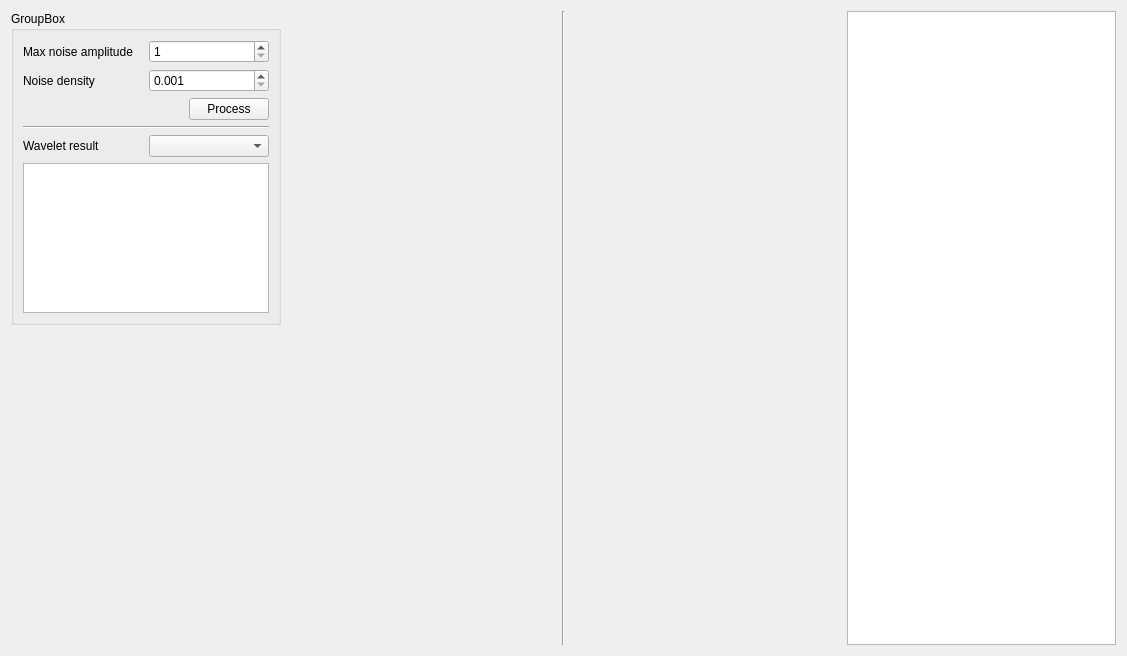
Above: src/AnalyzerWidget.ui from SergShtelmakh/NoiseReduction before the change. Below: the same form after it.
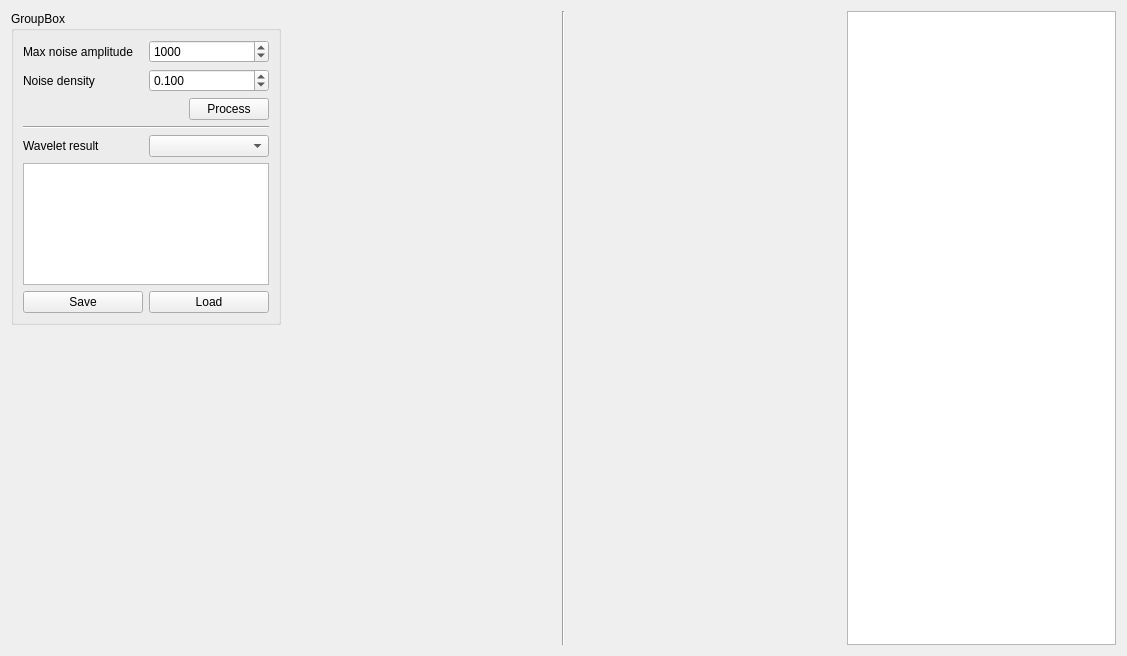
That is the form after the change. Custom widgets are drawn as their Qt base class.

Commit message: Implemented save/load analyzer data

Patch:
```diff
--- a/src/AnalyzerWidget.ui
+++ b/src/AnalyzerWidget.ui
@@ -39,6 +39,9 @@
             <property name="maximum">
              <number>100000</number>
             </property>
+            <property name="value">
+             <number>1000</number>
+            </property>
            </widget>
           </item>
          </layout>
@@ -67,7 +70,7 @@
              <double>0.001000000000000</double>
             </property>
             <property name="value">
-             <double>0.001000000000000</double>
+             <double>0.100000000000000</double>
             </property>
            </widget>
           </item>
@@ -124,6 +127,24 @@
         <item>
          <widget class="QTextEdit" name="teThresholdsInfo"/>
         </item>
+        <item>
+         <layout class="QHBoxLayout" name="horizontalLayout_6">
+          <item>
+           <widget class="QPushButton" name="pbSave">
+            <property name="text">
+             <string>Save</string>
+            </property>
+           </widget>
+          </item>
+          <item>
+           <widget class="QPushButton" name="pbLoad">
+            <property name="text">
+             <string>Load</string>
+            </property>
+           </widget>
+          </item>
+         </layout>
+        </item>
        </layout>
       </widget>
      </item>
```
The commit also changes 9 other files.
